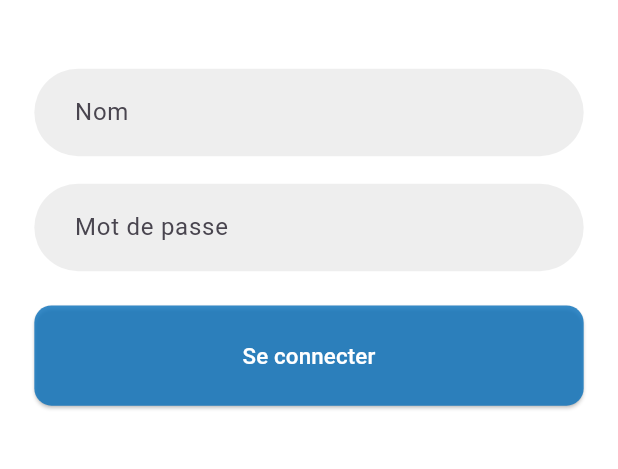
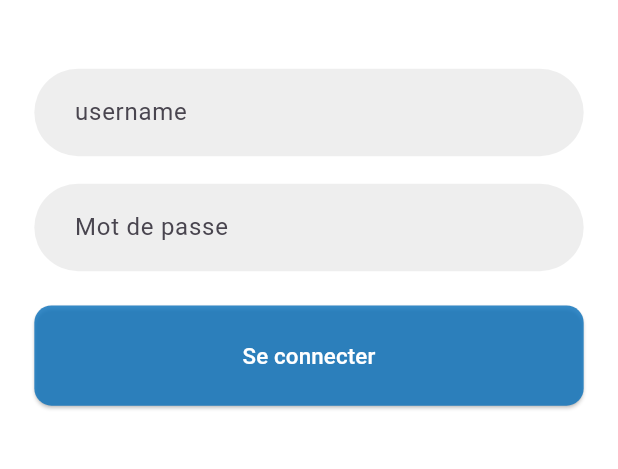
Before and after one commit to KaouechMED/ParkPay, a Flutter app: the LoginScreen screen opened directly, on a phone screen of 412 x 824 dp, the part 206-675 px from its top. Run offline on Flutter 3.47's test engine with Material 3 defaults, Android fonts, the phone set to English and light mode, and no system bars.

Commit message:
third commit

```diff
--- a/lib/service/http_service.dart
+++ b/lib/service/http_service.dart
@@ -5,7 +5,7 @@ import 'package:parkpay/views/DashboardPage.dart';
 import 'package:parkpay/views/HomePage.dart';
 
 class HttpService {
-  static const String baseUrl = "http://127.0.0.1:5000";
+  static const String baseUrl = "http://10.0.2.2:5000";
 
   static Future<void> login(String username, String password, context) async {
     try {
@@ -20,7 +20,7 @@ class HttpService {
         }),
       );
 
-      if (response.statusCode == 200) {
+      if (response.statusCode == 201) {
         Navigator.pushReplacement(
           context,
           MaterialPageRoute(builder: (context) => DashboardPage()),
@@ -31,10 +31,10 @@ class HttpService {
 
   static Future<void> register(
     String username,
-    String emailAddress,
+    String email_address,
     String cin,
     String password,
-    String passwordConfirm,
+    String password_confirm,
     context,
   ) async {
     try {
@@ -45,10 +45,10 @@ class HttpService {
         },
         body: jsonEncode(<String, String>{
           'username': username,
-          'emailAddress': emailAddress,
+          'email_address': email_address,
           'cin': cin,
           'password': password,
-          'passwordConfirm': passwordConfirm,
+          'password_confirm': password_confirm,
         }),
       );
 
--- a/lib/views/LoginPage.dart
+++ b/lib/views/LoginPage.dart
@@ -7,7 +7,7 @@ class LoginScreen extends StatefulWidget {
 }
 
 class _LoginScreenState extends State<LoginScreen> {
-  late String nom;
+  late String username;
   late String password;
   @override
   Widget build(BuildContext context) {
@@ -36,7 +36,7 @@ class _LoginScreenState extends State<LoginScreen> {
                 // Text fields and other widgets follow
                 TextField(
                   decoration: InputDecoration(
-                    hintText: 'Nom',
+                    hintText: 'username',
                     filled: true,
                     fillColor: Colors.grey[200],
                     border: OutlineInputBorder(
@@ -48,7 +48,7 @@ class _LoginScreenState extends State<LoginScreen> {
                   ),
                   onChanged: (value) {
                     setState(() {
-                      nom = value;
+                      username = value;
                     });
                   },
                 ),
@@ -76,7 +76,7 @@ class _LoginScreenState extends State<LoginScreen> {
                 ElevatedButton(
                   onPressed: () async {
                     try {
-                      await HttpService.login(nom, password, context);
+                      await HttpService.login(username, password, context);
                     } catch (e) {}
                   },
                   child: Container(
```
